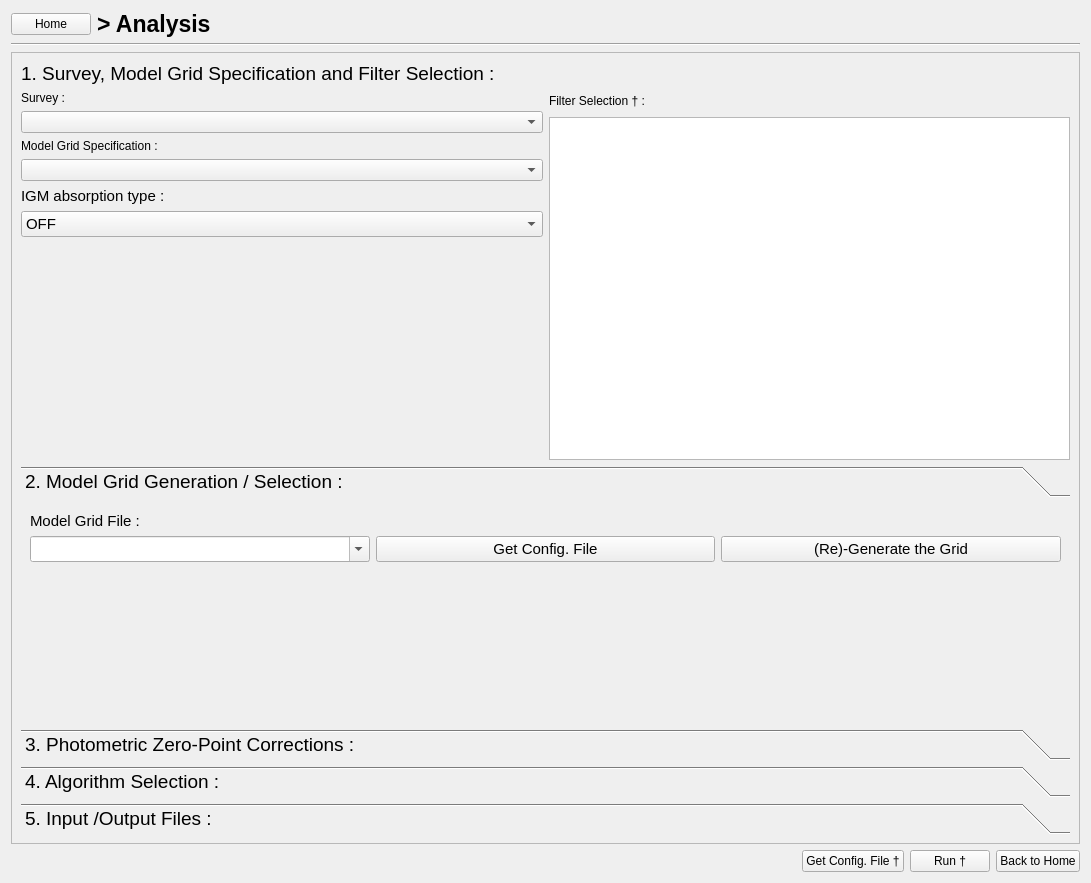
astrorama/Phosphoros, file PhzQtUI/auxdir/PhzQtUI/FormAnalysis.ui: the form before one commit.
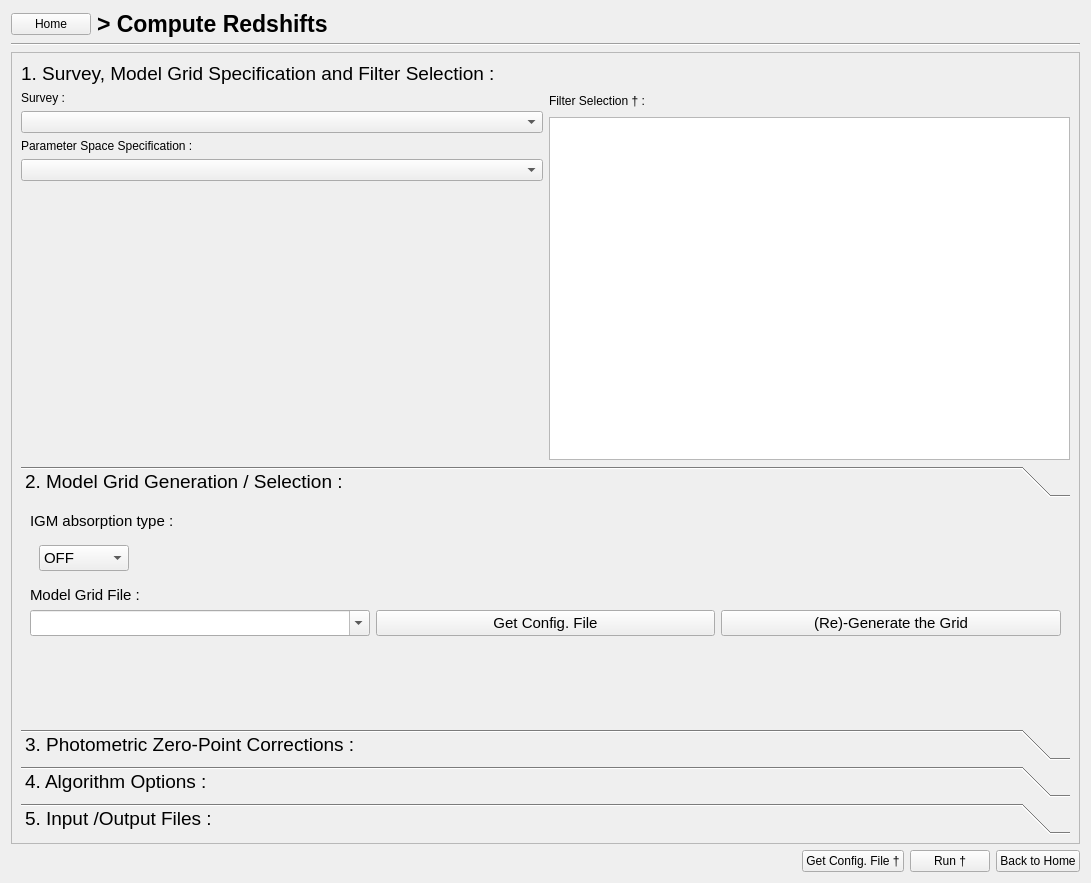
The form after the commit.

Commit message: Task 8263 Update the GUI for the new names

Patch:
```diff
--- a/PhzQtUI/auxdir/PhzQtUI/FormAnalysis.ui
+++ b/PhzQtUI/auxdir/PhzQtUI/FormAnalysis.ui
@@ -33,7 +33,7 @@
         </font>
        </property>
        <property name="text">
-        <string>&gt; Analysis</string>
+        <string>&gt; Compute Redshifts</string>
        </property>
       </widget>
      </item>
@@ -103,58 +103,13 @@
            <item>
             <widget class="QLabel" name="label_20">
              <property name="text">
-              <string>Model Grid Specification :</string>
+              <string>Parameter Space Specification :</string>
              </property>
             </widget>
            </item>
            <item>
             <widget class="QComboBox" name="cb_AnalysisModel"/>
            </item>
-           <item>
-            <layout class="QVBoxLayout" name="verticalLayout_2">
-             <item>
-              <widget class="QLabel" name="label_3">
-               <property name="font">
-                <font>
-                 <pointsize>11</pointsize>
-                </font>
-               </property>
-               <property name="text">
-                <string>IGM absorption type :</string>
-               </property>
-              </widget>
-             </item>
-             <item>
-              <widget class="QComboBox" name="cb_igm">
-               <property name="font">
-                <font>
-                 <pointsize>11</pointsize>
-                </font>
-               </property>
-               <item>
-                <property name="text">
-                 <string>OFF</string>
-                </property>
-               </item>
-               <item>
-                <property name="text">
-                 <string>MADAU</string>
-                </property>
-               </item>
-               <item>
-                <property name="text">
-                 <string>MEIKSIN</string>
-                </property>
-               </item>
-               <item>
-                <property name="text">
-                 <string>INOUE</string>
-                </property>
-               </item>
-              </widget>
-             </item>
-            </layout>
-           </item>
            <item>
             <spacer name="verticalSpacer_6">
              <property name="orientation">
@@ -270,6 +225,66 @@
            <string>2. Model Grid Generation / Selection :</string>
           </attribute>
           <layout class="QVBoxLayout" name="verticalLayout_10">
+           <item>
+            <widget class="QLabel" name="label_3">
+             <property name="font">
+              <font>
+               <pointsize>11</pointsize>
+              </font>
+             </property>
+             <property name="text">
+              <string>IGM absorption type :</string>
+             </property>
+            </widget>
+           </item>
+           <item>
+            <widget class="QWidget" name="horizontalWidget_2" native="true">
+             <layout class="QHBoxLayout" name="horizontalLayout_4">
+              <item>
+               <widget class="QComboBox" name="cb_igm">
+                <property name="font">
+                 <font>
+                  <pointsize>11</pointsize>
+                 </font>
+                </property>
+                <item>
+                 <property name="text">
+                  <string>OFF</string>
+                 </property>
+                </item>
+                <item>
+                 <property name="text">
+                  <string>MADAU</string>
+                 </property>
+                </item>
+                <item>
+                 <property name="text">
+                  <string>MEIKSIN</string>
+                 </property>
+                </item>
+                <item>
+                 <property name="text">
+                  <string>INOUE</string>
+                 </property>
+                </item>
+               </widget>
+              </item>
+              <item>
+               <spacer name="horizontalSpacer_3">
+                <property name="orientation">
+                 <enum>Qt::Horizontal</enum>
+                </property>
+                <property name="sizeHint" stdset="0">
+                 <size>
+                  <width>40</width>
+                  <height>20</height>
+                 </size>
+                </property>
+               </spacer>
+              </item>
+             </layout>
+            </widget>
+           </item>
            <item>
             <widget class="QLabel" name="label_23">
              <property name="font">
@@ -508,7 +523,7 @@
            </rect>
           </property>
           <attribute name="label">
-           <string>4. Algorithm Selection :</string>
+           <string>4. Algorithm Options :</string>
           </attribute>
           <layout class="QVBoxLayout" name="verticalLayout_6">
            <item>
```
Left out of the diff: 12 changed lines with no effect on the pictures. The commit also changes 4 other files.
